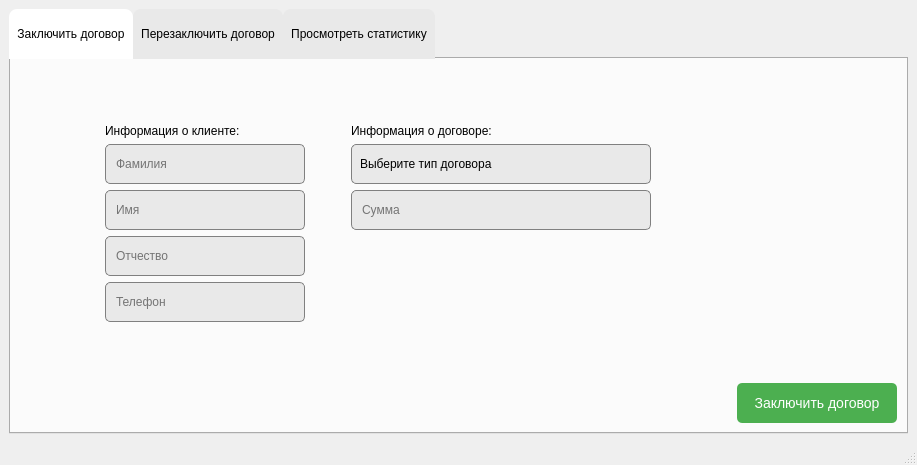
Above: MDKP/src/MDKP/agentwindow.ui from MiFit1/OSOGO before the change. Below: the same form after it.
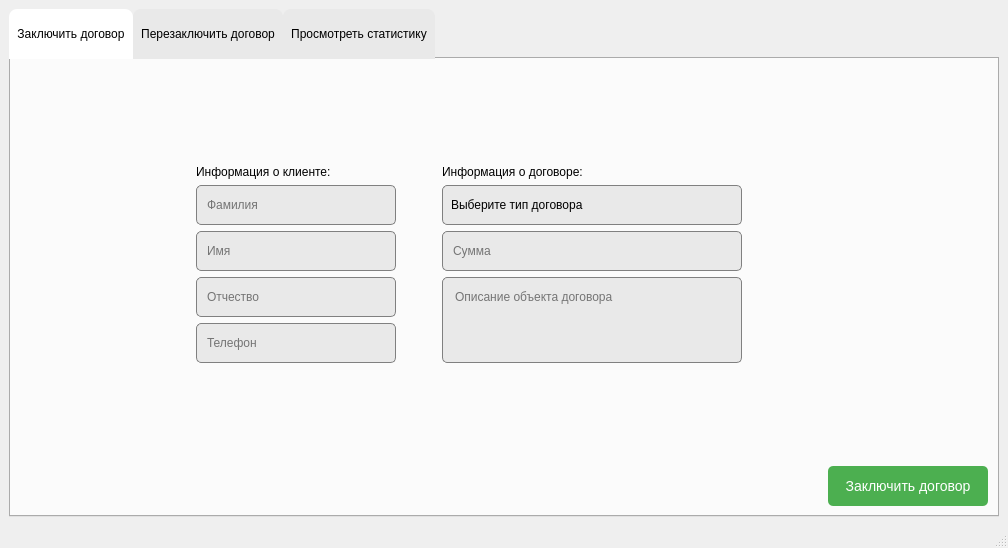
That is the form after the change. Icons and pictures are not drawn. Custom widgets are drawn as their Qt base class.

The edit to the form file:
```diff
--- a/MDKP/src/MDKP/agentwindow.ui
+++ b/MDKP/src/MDKP/agentwindow.ui
@@ -6,8 +6,8 @@
    <rect>
     <x>0</x>
     <y>0</y>
-    <width>917</width>
-    <height>465</height>
+    <width>1008</width>
+    <height>548</height>
    </rect>
   </property>
   <property name="windowTitle">
@@ -411,6 +411,26 @@
             </property>
            </widget>
           </item>
+          <item row="4" column="3" rowspan="2">
+           <widget class="QTextEdit" name="Description">
+            <property name="styleSheet">
+             <string notr="true">QTextEdit {
+	font: 500 9pt &quot;Montserrat Medium&quot;;
+   background: #e9e9e9;
+	border-radius: 5px;
+	padding: 8px;
+	border: 1px solid gray;
+}
+
+QTextEdit:focus {
+    border-color: #5fbaeb;
+}</string>
+            </property>
+            <property name="placeholderText">
+             <string>Описание объекта договора</string>
+            </property>
+           </widget>
+          </item>
          </layout>
         </item>
        </layout>
```
Left out of the diff: 7 changed lines with no effect on the pictures.
